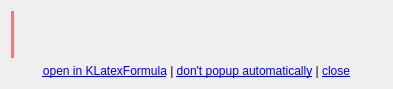
CryFeiFei/klatexformula, file src/klfkateplugin/klfktepreviewwidget.ui: the form before one commit.
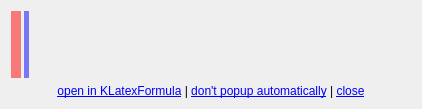
The form after the commit. Custom widgets are drawn as their Qt base class.

The edit to the form file:
```diff
--- a/src/klfkateplugin/klfktepreviewwidget.ui
+++ b/src/klfkateplugin/klfktepreviewwidget.ui
@@ -6,8 +6,8 @@
    <rect>
     <x>0</x>
     <y>0</y>
-    <width>393</width>
-    <height>89</height>
+    <width>422</width>
+    <height>109</height>
    </rect>
   </property>
   <property name="windowTitle">
@@ -24,18 +24,58 @@
        <number>0</number>
       </property>
       <item>
-       <widget class="Line" name="lblErrorNotice">
+       <widget class="QLabel" name="lblErrorNotice">
+        <property name="sizePolicy">
+         <sizepolicy hsizetype="Fixed" vsizetype="Preferred">
+          <horstretch>0</horstretch>
+          <verstretch>0</verstretch>
+         </sizepolicy>
+        </property>
+        <property name="minimumSize">
+         <size>
+          <width>10</width>
+          <height>0</height>
+         </size>
+        </property>
+        <property name="maximumSize">
+         <size>
+          <width>10</width>
+          <height>16777215</height>
+         </size>
+        </property>
         <property name="styleSheet">
-         <string notr="true">color: rgb(255, 0, 0, 127);</string>
+         <string notr="true">background-color: rgb(255,0,0,127);</string>
         </property>
-        <property name="frameShadow">
-         <enum>QFrame::Plain</enum>
+        <property name="text">
+         <string/>
         </property>
-        <property name="lineWidth">
-         <number>15</number>
+       </widget>
+      </item>
+      <item>
+       <widget class="QLabel" name="lblCompilingNotice">
+        <property name="sizePolicy">
+         <sizepolicy hsizetype="Fixed" vsizetype="Preferred">
+          <horstretch>0</horstretch>
+          <verstretch>0</verstretch>
+         </sizepolicy>
         </property>
-        <property name="orientation">
-         <enum>Qt::Vertical</enum>
+        <property name="minimumSize">
+         <size>
+          <width>5</width>
+          <height>0</height>
+         </size>
+        </property>
+        <property name="maximumSize">
+         <size>
+          <width>5</width>
+          <height>16777215</height>
+         </size>
+        </property>
+        <property name="styleSheet">
+         <string notr="true">background-color: rgb(0,0,255,127);</string>
+        </property>
+        <property name="text">
+         <string/>
         </property>
        </widget>
       </item>
```
